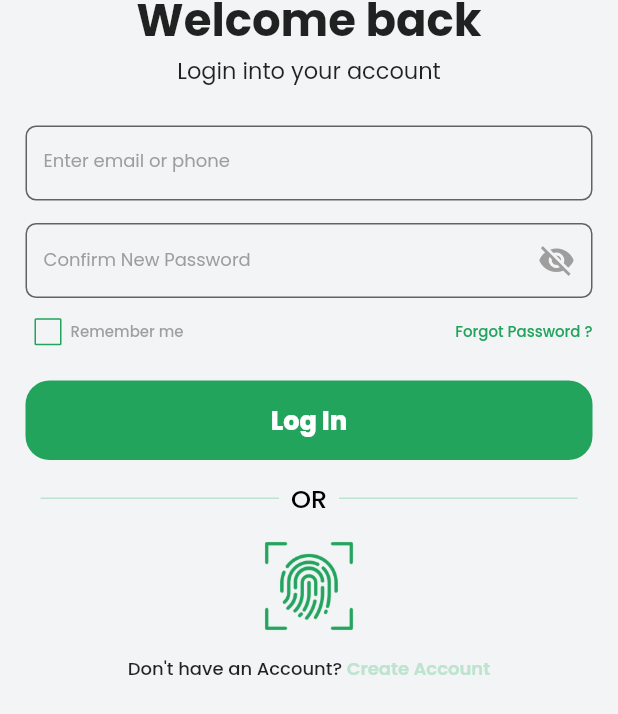
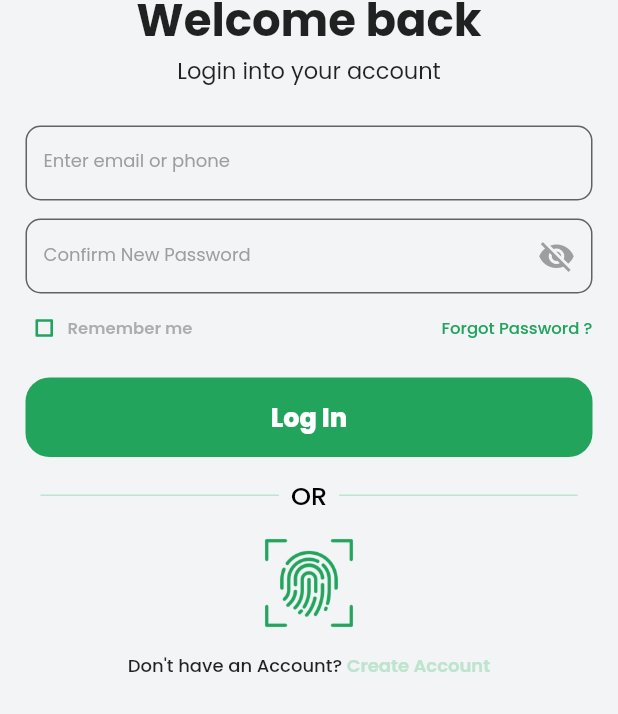
Before and after one commit to chisom-dev20/e-Adapp, a Flutter app: the screen it shows after launch, on a phone screen of 412 x 824 dp. Shown: the part 470-1184 px from the top of the screen. Run offline on Flutter 3.47's test engine with Material 2 defaults, Android fonts, the light colour scheme and no system bars; our stand-ins replace google_fonts.

Commit message:
small changes

```diff
--- a/lib/login_page.dart
+++ b/lib/login_page.dart
@@ -87,7 +87,7 @@ class _LoginPageState extends State<LoginPage> {
                 ),
               ),
 
-              SizedBox(height: 15,),
+              SizedBox(height: 12,),
 
               SizedBox(
                 height: 50,
@@ -123,10 +123,12 @@ class _LoginPageState extends State<LoginPage> {
             Row(
               children: [
                 SizedBox(
-                  width: 30,
+                  width: 25,
                   height: 10,
+                  child: Transform.scale(
+                    scale: 0.65,
                     child: Checkbox(
-                    side: BorderSide(width: 1, color: Color(0xFF22A45D)),
+                      side: BorderSide(width: 2.7, color: Color(0xFF22A45D)),
                       activeColor: Color(0xFF22A45D),
                       value: rememberMe,
                       onChanged: (value){
@@ -135,8 +137,11 @@ class _LoginPageState extends State<LoginPage> {
                         });
                       }),
                   ),
+                ),
 
-                Text('Remember me', style: GoogleFonts.poppins(fontSize: 10, fontWeight: FontWeight.w500, color: Color(0xFF666666).withOpacity(0.6)),)
+                SizedBox(width: 3,),
+
+                Text('Remember me', style: GoogleFonts.poppins(fontSize: 11, fontWeight: FontWeight.w600, color: Color(0xFF666666).withOpacity(0.5)),)
               ],
             ),
 
@@ -144,7 +149,7 @@ class _LoginPageState extends State<LoginPage> {
               onTap: (){
                 customNavigation(context, EmptyScreen(page: 'Forgot Password'));
               },
-              child: Text('Forgot Password ?', style: GoogleFonts.poppins(fontSize: 10, fontWeight: FontWeight.w500, color: Color(0xFF22A45D)),)
+              child: Text('Forgot Password ?', style: GoogleFonts.poppins(fontSize: 11, fontWeight: FontWeight.w500, color: Color(0xFF22A45D)),)
             )
            ],
           ),
@@ -231,8 +236,8 @@ class _LoginPageState extends State<LoginPage> {
     InputDecoration textFieldDeco(String hint) => InputDecoration(
       hintText: hint,
       hintStyle: GoogleFonts.poppins(fontSize: 12, color: Colors.grey.shade500),
-      border: OutlineInputBorder(borderRadius: BorderRadius.circular(7), borderSide: BorderSide(color: Colors.black.withOpacity(0.6))),
-      enabledBorder: OutlineInputBorder(borderRadius: BorderRadius.circular(7), borderSide: BorderSide(color: Colors.black.withOpacity(0.6))),
-      focusedBorder: OutlineInputBorder(borderRadius: BorderRadius.circular(7), borderSide: BorderSide(width: 1.0, color: Color(0xFF22A45D)),),
+      border: OutlineInputBorder(borderRadius: BorderRadius.circular(10), borderSide: BorderSide(color: Colors.black.withOpacity(0.6))),
+      enabledBorder: OutlineInputBorder(borderRadius: BorderRadius.circular(10), borderSide: BorderSide(color: Colors.black.withOpacity(0.6))),
+      focusedBorder: OutlineInputBorder(borderRadius: BorderRadius.circular(10), borderSide: BorderSide(width: 1.0, color: Color(0xFF22A45D)),),
   );
 }
```
Lines whose indentation alone changed are shown as unchanged.
